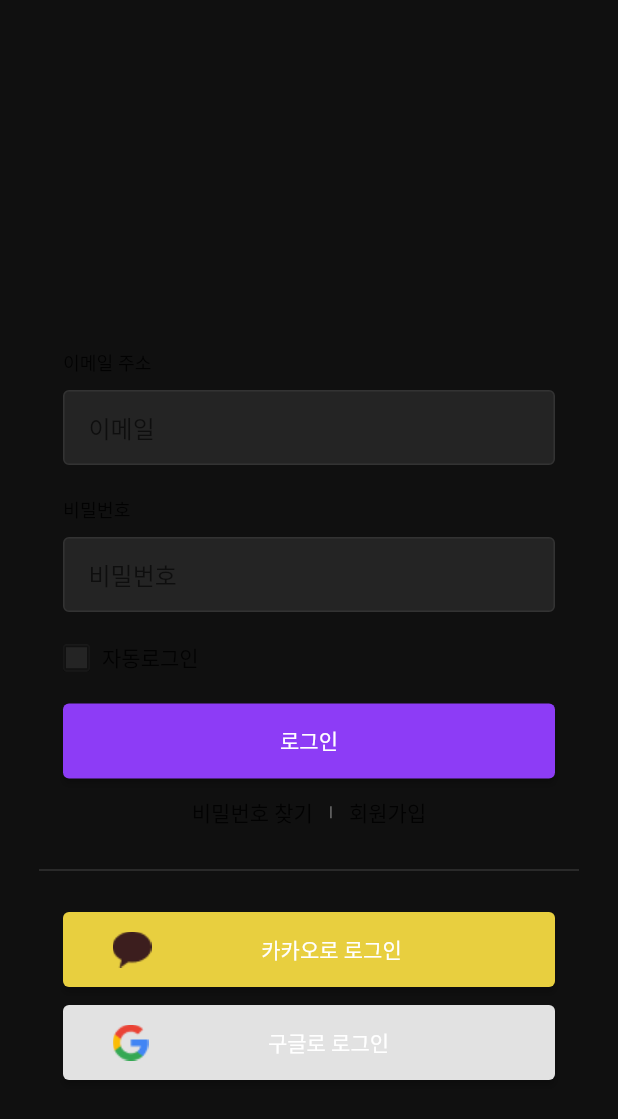
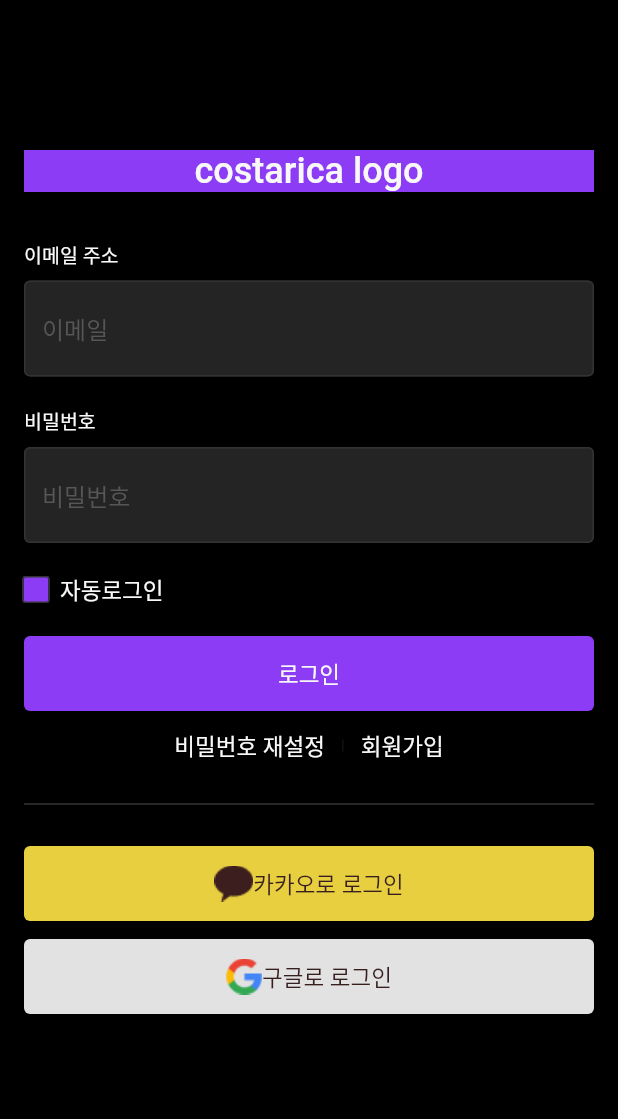
Before and after one commit to cos-quare/cosquare-app, a Flutter app: the screen it shows after launch, after a tap on "로그인", on a phone screen of 412 x 824 dp. Shown: the top 1119 px of the screen. Run offline on Flutter 3.47's test engine with Material 2 defaults, Android fonts, the light colour scheme and no system bars; Roboto replaces fonts that are missing (Pretendard).

Commit message:
:art: Update ThemeData

```diff
--- a/lib/main.dart
+++ b/lib/main.dart
@@ -1,4 +1,5 @@
-import 'package:costarica_app/screens/root_screen.dart';
+import 'package:costarica_app/screens/root_page.dart';
+import 'package:costarica_app/theme/theme.dart';
 import 'package:flutter/material.dart';
 
 void main() {
@@ -9,11 +10,6 @@
   // This widget is the root of your application.
   @override
   Widget build(BuildContext context) {
-    return MaterialApp(
-        title: 'Costarica',
-        theme: ThemeData(
-            fontFamily: 'Pretendard',
-            scaffoldBackgroundColor: const Color(0xff101010)),
-        home: RootScreen());
+    return MaterialApp(title: 'Costarica', theme: kCosTheme, home: RootPage());
   }
 }
--- /dev/null
+++ b/lib/screens/auth/find_password_page.dart
@@ -0,0 +1,12 @@
+import 'package:flutter/src/widgets/container.dart';
+import 'package:flutter/src/widgets/framework.dart';
+
+/// TODO : Make FindPasswordPage
+class FindPasswordPage extends StatelessWidget {
+  const FindPasswordPage({super.key});
+
+  @override
+  Widget build(BuildContext context) {
+    return Container();
+  }
+}
--- /dev/null
+++ b/lib/screens/auth/login_page.dart
@@ -0,0 +1,169 @@
+import 'package:costarica_app/theme/colors.dart';
+import 'package:costarica_app/theme/widgets/check_box.dart';
+import 'package:costarica_app/theme/widgets/elevated_button.dart';
+import 'package:flutter/material.dart';
+
+class LoginPage extends StatefulWidget {
+  @override
+  State<LoginPage> createState() => _LoginPageState();
+}
+
+class _LoginPageState extends State<LoginPage> {
+  bool isChecked = false;
+  @override
+  Widget build(BuildContext context) {
+    return Scaffold(
+      body: SingleChildScrollView(
+        child: SafeArea(
+          child: Padding(
+            padding: const EdgeInsets.symmetric(horizontal: 16.0, vertical: 28.0),
+            child: Column(
+              crossAxisAlignment: CrossAxisAlignment.start,
+              children: [
+                SizedBox(height: 72),
+                SizedBox(
+                  width: Size.infinite.width,
+                  child: ColoredBox(
+                    color: kCosPurple500,
+                    child: Text(
+                      'costarica logo',
+                      style: Theme.of(context).textTheme.headline5,
+                      textAlign: TextAlign.center,
+                    ),
+                  ),
+                ),
+                SizedBox(height: 32),
+                Text(
+                  '이메일 주소',
+                  style: TextStyle(
+                    fontSize: 13.0,
+                  ),
+                ),
+                SizedBox(height: 8),
+                TextFormField(
+                  decoration: InputDecoration(hintText: '이메일'),
+                ),
+                SizedBox(height: 20),
+                Text(
+                  '비밀번호',
+                  style: TextStyle(
+                    fontSize: 13.0,
+                  ),
+                ),
+                SizedBox(height: 8),
+                TextFormField(
+                  decoration: InputDecoration(hintText: '비밀번호'),
+                ),
+                SizedBox(height: 20),
+                Row(
+                  mainAxisAlignment: MainAxisAlignment.start,
+                  children: [
+                    Checkbox(
+                      value: isChecked,
+                      onChanged: (value) {
+                        setState(() {
+                          isChecked = value ?? false;
+                        });
+                      },
+                    ).backgroundColor(),
+                    SizedBox(width: 8),
+                    Text(
+                      '자동로그인',
+                    )
+                  ],
+                ),
+                SizedBox(height: 20),
+                ElevatedButton(
+                  onPressed: () {},
+                  child: const Text(
+                    '로그인',
+                  ),
+                ).height50(),
+                SizedBox(height: 12),
+                Row(
+                  mainAxisAlignment: MainAxisAlignment.center,
+                  children: [
+                    Text(
+                      '비밀번호 재설정',
+                    ),
+                    SizedBox(
+                      height: 8,
+                      child: VerticalDivider(
+                        width: 24,
+                        color: Color.fromARGB(255, 19, 17, 17),
+                        thickness: 1,
+                      ),
+                    ),
+                    Text(
+                      '회원가입',
+                    )
+                  ],
+                ),
+                SizedBox(height: 20),
+                Divider(
+                  color: const Color(0xff333333),
+                  thickness: 1,
+                ),
+                SizedBox(height: 20),
+                ElevatedButton(
+                  onPressed: () {},
+                  child: Row(
+                    mainAxisAlignment: MainAxisAlignment.center,
+                    children: [
+                      Image.asset(
+                        'assets/images/kakaologo.png',
+                        width: 26,
+                        height: 24,
+                      ),
+                      const FittedBox(
+                          fit: BoxFit.none,
+                          child: Text(
+                            '카카오로 로그인',
+                            overflow: TextOverflow.visible,
+                            textAlign: TextAlign.left,
+                            style: TextStyle(color: const Color(0xff371F1F)),
+                          ))
+                    ],
+                  ),
+                ).copyWith(
+                    style: ButtonStyle(
+                  backgroundColor: MaterialStateProperty.all<Color>(
+                    const Color(0xffE8CF3F),
+                  ),
+                  minimumSize: MaterialStateProperty.all(Size(0, 50)),
+                )),
+                SizedBox(height: 12),
+                ElevatedButton(
+                  onPressed: () {},
+                  child: Row(
+                    mainAxisAlignment: MainAxisAlignment.center,
+                    children: [
+                      Image.asset(
+                        'assets/images/glogo.png',
+                        width: 24,
+                        height: 24,
+                      ),
+                      Text(
+                        '구글로 로그인',
+                        overflow: TextOverflow.visible,
+                        textAlign: TextAlign.left,
+                        style: TextStyle(color: const Color(0xff371F1F)),
+                      )
+                    ],
+                  ),
+                ).copyWith(
+                    style: ButtonStyle(
+                  backgroundColor: MaterialStateProperty.all<Color>(
+                    const Color(0xffE2E2E2),
+                  ),
+                  minimumSize: MaterialStateProperty.all(Size(0, 50)),
+                )),
+                SizedBox(height: 28),
+              ],
+            ),
+          ),
+        ),
+      ),
+    );
+  }
+}
--- /dev/null
+++ b/lib/screens/auth/signup_page.dart
@@ -0,0 +1,12 @@
+import 'package:flutter/src/widgets/container.dart';
+import 'package:flutter/src/widgets/framework.dart';
+
+// TODO : Make SignupPage
+class SignUpPage extends StatelessWidget {
+  const SignUpPage({super.key});
+
+  @override
+  Widget build(BuildContext context) {
+    return Container();
+  }
+}
--- a/lib/screens/login_screen.dart
+++ /dev/null
@@ -1,208 +0,0 @@
-import 'package:costarica_app/widgets/base_check_box.dart';
-import 'package:costarica_app/widgets/base_text_field.dart';
-import 'package:flutter/material.dart';
-
-class LoginScreen extends StatefulWidget {
-  @override
-  State<LoginScreen> createState() => _LoginScreenState();
-}
-
-class _LoginScreenState extends State<LoginScreen> {
-  @override
-  Widget build(BuildContext context) {
-    return Scaffold(
-      body: SafeArea(
-        child: Center(
-          child: Container(
-            width: 360.0,
-            height: 640.0,
-            child: Column(
-              children: [
-                Padding(
-                    padding: const EdgeInsets.fromLTRB(16, 140, 285, 8),
-                    child: Container(
-                      width: 59,
-                      height: 20,
-                      child: const FittedBox(
-                        fit: BoxFit.contain,
-                        child: Text(
-                          '이메일 주소',
-                          overflow: TextOverflow.visible,
-                          textAlign: TextAlign.left,
-
-                        ),
-                      ),
-                    )),
-                Padding(
-                    padding:
-                        const EdgeInsets.symmetric(vertical: 0, horizontal: 16),
-                    child: BaseTextField(
-                      hintText: '이메일',
-                    )),
-                Padding(
-                  padding: const EdgeInsets.fromLTRB(16, 20, 299, 8),
-                  child: Container(
-                    width: 45,
-                    height: 20,
-                    child: const FittedBox(
-                      fit: BoxFit.contain,
-                      child: Text(
-                        '비밀번호',
-                        overflow: TextOverflow.visible,
-                        textAlign: TextAlign.left,
-
-                      ),
-                    ),
-                  ),
-                ),
-                Padding(
-                    padding: const EdgeInsets.fromLTRB(16, 0, 16, 20),
-                    child: BaseTextField(
-                      hintText: '비밀번호',
-                    )),
-                Padding(
-                  padding: const EdgeInsets.fromLTRB(16, 0, 0, 20),
-                  child: Row(
-                    mainAxisAlignment: MainAxisAlignment.start,
-                    children: [
-                      BaseCheckBox(),
-                      Padding(
-                          padding: const EdgeInsets.fromLTRB(8, 0, 0, 0),
-                          child: Text('자동로그인',
-                             ))
-                    ],
-                  ),
-                ),
-                Padding(
-                  padding: const EdgeInsets.fromLTRB(16, 0, 16, 12),
-                  child: SizedBox(
-                    width: 328.0,
-                    height: 50.0,
-                    child: ElevatedButton(
-                      onPressed: () {
-                        // Respond to button press
-                      },
-                      child: const Text(
-                        '로그인',
-
-                      ),
-                      style: ElevatedButton.styleFrom(
-                        primary: const Color(0xff8d3cf6),
-                        shape: new RoundedRectangleBorder(
-                          borderRadius: new BorderRadius.circular(4.0),
-                        ),
-                      ),
-                    ),
-                  ),
-                ),
-                Padding(
-                  padding: const EdgeInsets.fromLTRB(0, 0, 0, 20),
-                  child: Row(
-                    mainAxisAlignment: MainAxisAlignment.center,
-                    children: [
-                      Text('비밀번호 찾기',
-                        ),
-                      Padding(
-                        padding: const EdgeInsets.fromLTRB(0, 0, 0, 0),
-                        child: SizedBox(
-                          height: 8,
-                          child: VerticalDivider(
-                            width: 24,
-                            color: const Color(0xff6d6d6d),
-                            thickness: 1,
-                          ),
-                        ),
-                      ),
-                      Text('회원가입',
-                       )
-                    ],
-                  ),
-                ),
-                Divider(
-                  color: const Color(0xff333333),
-                  thickness: 1,
-                ),
-                Padding(
-                  padding: const EdgeInsets.fromLTRB(16, 20, 16, 0),
-                  child: ElevatedButton(
-                    onPressed: () {},
-                    child: Row(
-                      mainAxisAlignment: MainAxisAlignment.start,
-                      children: [
-                        Padding(
-                          padding: const EdgeInsets.fromLTRB(33, 13, 40, 13),
-                          child: Image.asset(
-                            'assets/images/kakaologo.png',
-                            width: 26,
-                            height: 24,
-                          ),
-                        ),
-                        Container(
-                          width: 160,
-                          height: 23,
-                          child: const FittedBox(
-                              fit: BoxFit.none,
-                              child: Text(
-                                '카카오로 로그인',
-                                overflow: TextOverflow.visible,
-                                textAlign: TextAlign.left,
-
-                              )),
-                        )
-                      ],
-                    ),
-                    style: ElevatedButton.styleFrom(
-                      primary: const Color(0xffE8CF3F),
-                      minimumSize: Size.fromHeight(50),
-                      shape: RoundedRectangleBorder(
-                          borderRadius: BorderRadius.circular(4.0)),
-                      padding: EdgeInsets.zero,
-                    ),
-                  ),
-                ),
-                Padding(
-                  padding: const EdgeInsets.fromLTRB(16, 12, 16, 0),
-                  child: ElevatedButton(
-                    onPressed: () {},
-                    child: Row(
-                      mainAxisAlignment: MainAxisAlignment.start,
-                      children: [
-                        Padding(
-                          padding: const EdgeInsets.fromLTRB(33, 13, 40, 13),
-                          child: Image.asset(
-                            'assets/images/glogo.png',
-                            width: 24,
-                            height: 24,
-                          ),
-                        ),
-                        Container(
-                          width: 160,
-                          height: 23,
-                          child: const FittedBox(
-                              fit: BoxFit.none,
-                              child: Text(
-                                '구글로 로그인',
-                                overflow: TextOverflow.visible,
-                                textAlign: TextAlign.left,
-
-                              )),
-                        )
-                      ],
-                    ),
-                    style: ElevatedButton.styleFrom(
-                      primary: const Color(0xffE2E2E2),
-                      minimumSize: Size.fromHeight(50),
-                      shape: RoundedRectangleBorder(
-                          borderRadius: BorderRadius.circular(4.0)),
-                      padding: EdgeInsets.zero,
-                    ),
-                  ),
-                )
-              ],
-            ),
-          ),
-        ),
-      ),
-    );
-  }
-}
--- /dev/null
+++ b/lib/screens/root_page.dart
@@ -0,0 +1,9 @@
+import 'package:costarica_app/screens/auth/login_page.dart';
+import 'package:flutter/material.dart';
+
+class RootPage extends StatelessWidget {
+  @override
+  Widget build(BuildContext context) {
+    return LoginPage();
+  }
+}
--- a/lib/screens/root_screen.dart
+++ /dev/null
@@ -1,9 +0,0 @@
-import 'package:costarica_app/screens/login_screen.dart';
-import 'package:flutter/material.dart';
-
-class RootScreen extends StatelessWidget {
-  @override
-  Widget build(BuildContext context) {
-    return LoginScreen();
-  }
-}
--- /dev/null
+++ b/lib/theme/colors.dart
@@ -0,0 +1,19 @@
+import 'package:flutter/material.dart';
+
+const kCosPurple400 = Color(0xFFFEEAE6);
+const kCosPurple500 = Color(0xFF8D3CF6);
+const kCosPurple600 = Color(0xFFFBB8AC);
+const kCosPurple700 = Color(0xFFEAA4A4);
+
+//text
+const kCosTextActive = Color(0xfff8f8f8);
+const kCosTextDisable = Color(0xff565656);
+//error
+const kCosErrorRed = Color(0xFFEC3333);
+
+const kCosSurfaceWhite = Color(0xFFFFFBFA);
+const kCosBackgroundWhite = Colors.white;
+
+const kCosDarkBackground = Color(0xff101010);
+const kCosWidgetBackground = Color(0xff242424);
+const kCosWidgetBorder = Color(0xff333333);
--- /dev/null
+++ b/lib/theme/theme.dart
@@ -0,0 +1,108 @@
+import 'package:costarica_app/theme/colors.dart';
+import 'package:flutter/material.dart';
+
+final ThemeData kCosTheme = _buildCosTheme();
+
+ThemeData _buildCosTheme() {
+  ThemeData base = ThemeData.dark();
+  CustomThemeData customTheme = CustomThemeData(base);
+  return base.copyWith(
+    scaffoldBackgroundColor: customTheme.buildDarkColorScheme.background, // ISSUE
+    colorScheme: customTheme.buildDarkColorScheme,
+    textTheme: customTheme.buildCosTextTheme,
+    textSelectionTheme: customTheme.buildTextSelectionTheme,
+    inputDecorationTheme: customTheme.buildInputDecorationTheme,
+    checkboxTheme: customTheme.buildCosCheckBoxTheme,
+  );
+}
+
+class CustomThemeData {
+  final ThemeData base;
+  static const kDefaultFont = 'Pretendard';
+
+  CustomThemeData(this.base);
+  TextTheme get buildCosTextTheme {
+    TextTheme baseTextTheme = this.base.textTheme;
+    return base.textTheme
+        .copyWith(
+          headline5: baseTextTheme.headline5?.copyWith(
+            fontWeight: FontWeight.w500,
+          ),
+          headline6: baseTextTheme.headline6?.copyWith(
+            fontSize: 18.0,
+          ),
+          caption: baseTextTheme.caption?.copyWith(
+            fontWeight: FontWeight.w400,
+            fontSize: 19.0,
+          ),
+          bodyText2: baseTextTheme.bodyText2?.copyWith(
+            fontSize: 15.0,
+          ),
+          button: baseTextTheme.button?.copyWith(
+            fontSize: 15.0,
+          ),
+        )
+        .apply(
+          fontFamily: kDefaultFont,
+          displayColor: kCosTextActive,
+          bodyColor: kCosTextActive,
+        );
+  }
+
+  InputDecorationTheme get buildInputDecorationTheme {
+    return const InputDecorationTheme(
+      hintStyle: TextStyle(color: kCosTextDisable),
+      border: OutlineInputBorder(
+        borderRadius: BorderRadius.all(Radius.circular(4.0)),
+        borderSide: BorderSide(color: kCosWidgetBorder),
+      ),
+      enabledBorder: OutlineInputBorder(
+        borderRadius: BorderRadius.all(Radius.circular(4.0)),
+        borderSide: BorderSide(color: kCosWidgetBorder),
+      ),
+      disabledBorder: OutlineInputBorder(
+        borderRadius: BorderRadius.all(Radius.circular(4.0)),
+        borderSide: BorderSide(color: kCosWidgetBorder),
+      ),
+      errorBorder: OutlineInputBorder(
+        borderRadius: BorderRadius.all(Radius.circular(4.0)),
+        borderSide: BorderSide(color: kCosErrorRed),
+      ),
+      focusedBorder: OutlineInputBorder(
+        borderRadius: BorderRadius.all(Radius.circular(4.0)),
+        borderSide: BorderSide(color: kCosTextActive),
+      ),
+      suffixStyle: TextStyle(color: kCosTextActive),
+      filled: true,
+      fillColor: kCosWidgetBackground,
+      floatingLabelStyle: TextStyle(color: kCosTextActive),
+    );
+  }
+
+  TextSelectionThemeData get buildTextSelectionTheme {
+    return const TextSelectionThemeData(
+      selectionColor: kCosPurple500,
+    );
+  }
+
+  ColorScheme get buildDarkColorScheme {
+    return ThemeData.dark().colorScheme.copyWith(
+          background: Colors.black,
+          primary: kCosPurple500,
+          onPrimary: kCosTextActive,
+          secondary: kCosTextActive,
+          error: kCosErrorRed,
+        );
+  }
+
+  CheckboxThemeData get buildCosCheckBoxTheme {
+    return const CheckboxThemeData().copyWith(
+      side: BorderSide(color: kCosWidgetBorder, width: 1),
+      fillColor: MaterialStateProperty.all(kCosPurple500),
+      checkColor: MaterialStateProperty.all(kCosTextActive),
+      shape: RoundedRectangleBorder(
+        borderRadius: BorderRadius.circular(2),
+      ),
+    );
+  }
+}
--- /dev/null
+++ b/lib/theme/widgets/check_box.dart
@@ -0,0 +1,11 @@
+import 'package:costarica_app/theme/colors.dart';
+import 'package:flutter/material.dart';
+
+extension CheckboxExtension on Checkbox {
+  backgroundColor() {
+    return Container(
+      decoration: BoxDecoration(color: kCosWidgetBackground),
+      child: SizedBox(width: 16, height: 16, child: this),
+    );
+  }
+}
--- /dev/null
+++ b/lib/theme/widgets/elevated_button.dart
@@ -0,0 +1,84 @@
+// ignore_for_file: public_member_api_docs, sort_constructors_first
+import 'package:flutter/material.dart';
+
+extension ElevatedButtonExtension on ElevatedButton {
+  copyWith({
+    VoidCallback? onPressed,
+    VoidCallback? onLongPress,
+    ValueChanged<bool>? onHover,
+    ValueChanged<bool>? onFocusChange,
+    ButtonStyle? style,
+    Clip? clipBehavior,
+    FocusNode? focusNode,
+    bool? autofocus,
+    MaterialStatesController? statesController,
+    Widget? child,
+  }) {
+    return ElevatedButton(
+      onPressed: onPressed ?? this.onPressed,
+      onLongPress: onLongPress ?? this.onLongPress,
+      onHover: onHover ?? this.onHover,
+      onFocusChange: onFocusChange ?? this.onFocusChange,
+      style: style ?? this.style,
+      clipBehavior: clipBehavior ?? this.clipBehavior,
+      focusNode: focusNode ?? this.focusNode,
+      autofocus: autofocus ?? this.autofocus,
+      statesController: statesController ?? this.statesController,
+      child: child ?? this.child,
+    );
+  }
+
+  ButtonStyle _copyWith({
+    MaterialStateProperty<TextStyle?>? textStyle,
+    MaterialStateProperty<Color?>? backgroundColor,
+    MaterialStateProperty<Color?>? foregroundColor,
+    MaterialStateProperty<Color?>? overlayColor,
+    MaterialStateProperty<Color?>? shadowColor,
+    MaterialStateProperty<Color?>? surfaceTintColor,
+    MaterialStateProperty<double?>? elevation,
+    MaterialStateProperty<EdgeInsetsGeometry?>? padding,
+    MaterialStateProperty<Size?>? minimumSize,
+    MaterialStateProperty<Size?>? fixedSize,
+    MaterialStateProperty<Size?>? maximumSize,
+    MaterialStateProperty<BorderSide?>? side,
+    MaterialStateProperty<OutlinedBorder?>? shape,
+    MaterialStateProperty<MouseCursor?>? mouseCursor,
+    VisualDensity? visualDensity,
+    MaterialTapTargetSize? tapTargetSize,
+    Duration? animationDuration,
+    bool? enableFeedback,
+    AlignmentGeometry? alignment,
+    InteractiveInkFeatureFactory? splashFactory,
+  }) {
+    ButtonStyle buttonStyle = this.style ?? ElevatedButton.styleFrom();
+    return ButtonStyle(
+      textStyle: textStyle ?? buttonStyle.textStyle,
+      backgroundColor: backgroundColor ?? buttonStyle.backgroundColor,
+      foregroundColor: foregroundColor ?? buttonStyle.foregroundColor,
+      overlayColor: overlayColor ?? buttonStyle.overlayColor,
+      shadowColor: shadowColor ?? buttonStyle.shadowColor,
+      surfaceTintColor: surfaceTintColor ?? buttonStyle.surfaceTintColor,
+      elevation: elevation ?? buttonStyle.elevation,
+      padding: padding ?? buttonStyle.padding,
+      minimumSize: minimumSize ?? buttonStyle.minimumSize,
+      fixedSize: fixedSize ?? buttonStyle.fixedSize,
+      maximumSize: maximumSize ?? buttonStyle.maximumSize,
+      side: side ?? buttonStyle.side,
+      shape: shape ?? buttonStyle.shape,
+      mouseCursor: mouseCursor ?? buttonStyle.mouseCursor,
+      visualDensity: visualDensity ?? buttonStyle.visualDensity,
+      tapTargetSize: tapTargetSize ?? buttonStyle.tapTargetSize,
+      animationDuration: animationDuration ?? buttonStyle.animationDuration,
+      enableFeedback: enableFeedback ?? buttonStyle.enableFeedback,
+      alignment: alignment ?? buttonStyle.alignment,
+      splashFactory: splashFactory ?? buttonStyle.splashFactory,
+    );
+  }
+
+  height50() {
+    return this.copyWith(
+        style: this._copyWith(
+      minimumSize: MaterialStateProperty.all(const Size.fromHeight(50.0)),
+    ));
+  }
+}
--- a/lib/widgets/base_check_box.dart
+++ /dev/null
@@ -1,32 +0,0 @@
-import 'package:flutter/material.dart';
-
-class BaseCheckBox extends StatefulWidget {
-  @override
-  State<BaseCheckBox> createState() => _BaseCheckBoxState();
-}
-
-class _BaseCheckBoxState extends State<BaseCheckBox> {
-  bool isChecked = false;
-
-  @override
-  Widget build(BuildContext context) {
-    return Container(
-      decoration: BoxDecoration(
-          color: const Color(0xff242424),
-          border: Border.all(width: 1, color: const Color(0xff333333)),
-          borderRadius: BorderRadius.circular(2.0)),
-      child: SizedBox(
-          width: 16,
-          height: 16,
-          child: Checkbox(
-              value: isChecked,
-              checkColor: Colors.white,
-              activeColor: const Color(0xff8D3CF6),
-              onChanged: (value) {
-                setState(() {
-                  isChecked = value;
-                });
-              })),
-    );
-  }
-}
--- a/lib/widgets/base_text_field.dart
+++ /dev/null
@@ -1,24 +0,0 @@
-import 'package:flutter/material.dart';
-
-class BaseTextField extends StatelessWidget {
-  final String hintText;
-  const BaseTextField({this.hintText});
-
-  @override
-  Widget build(BuildContext context) {
-    return Container(
-        decoration: BoxDecoration(
-            color: const Color(0xff242424),
-            border: Border.all(width: 1, color: const Color(0xff333333)),
-            borderRadius: BorderRadius.circular(4.0)),
-        child: Padding(
-          padding: const EdgeInsets.symmetric(vertical: 0.0, horizontal: 16.0),
-          child: TextField(
-            decoration: InputDecoration(
-              border: InputBorder.none,
-              hintText: hintText,
-            ),
-          ),
-        ));
-  }
-}
--- a/pubspec.yaml
+++ b/pubspec.yaml
@@ -18,7 +18,7 @@
 version: 1.0.0+1
 
 environment:
-  sdk: ">=2.7.0 <3.0.0"
+  sdk: '>=2.18.2 <3.0.0'
 
 dependencies:
   flutter:
```
